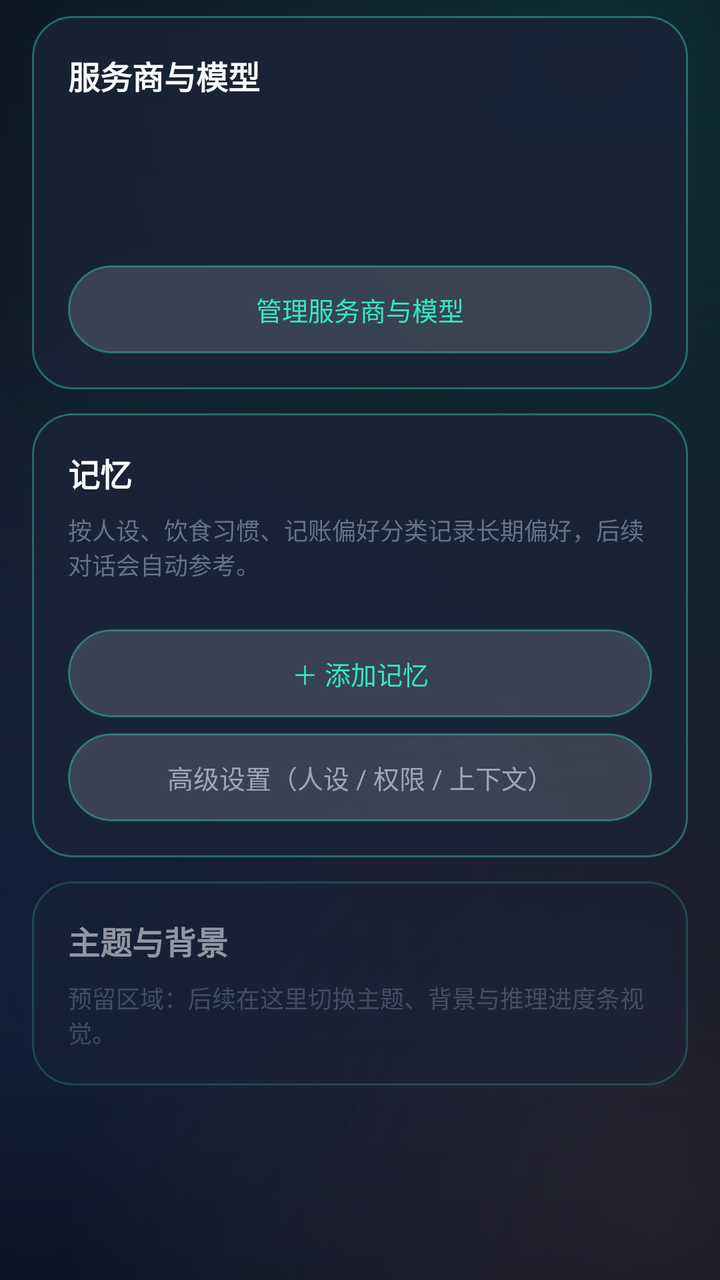
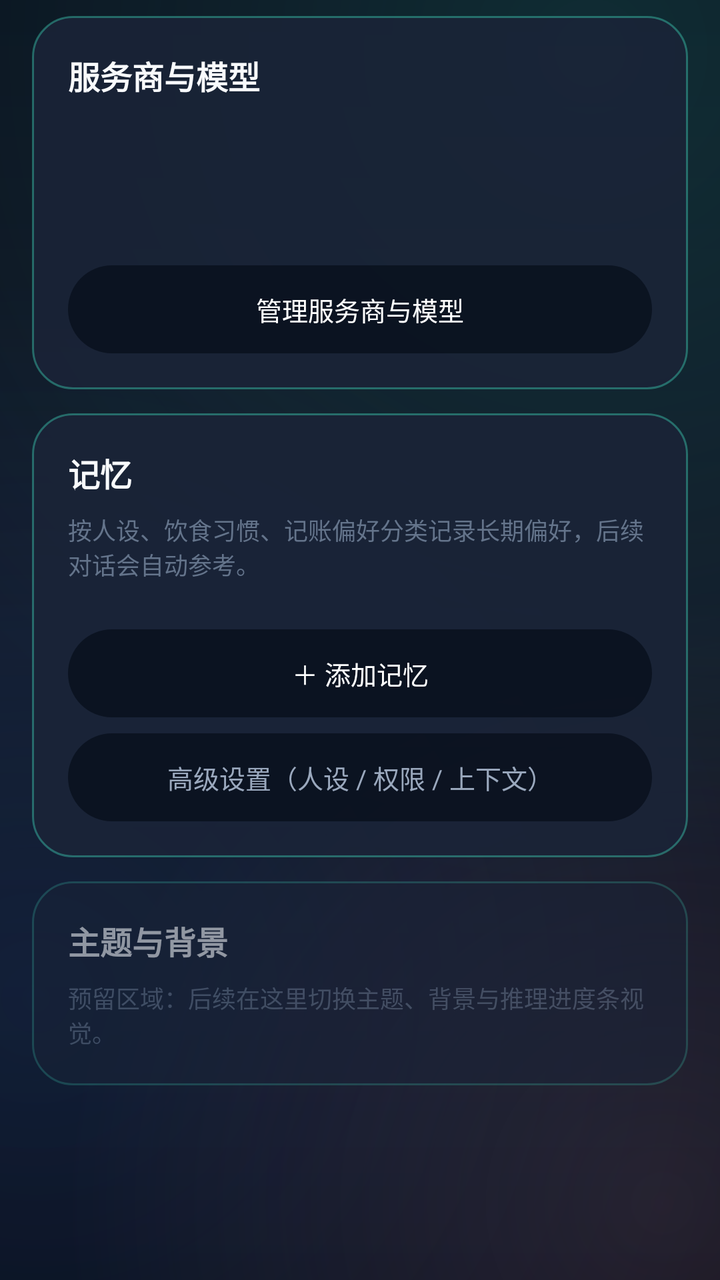

Before-and-after screenshots of an Android layout around one commit, followed by the original layout XML and the change that was made.
<!-- AndroidManifest.xml: application theme Theme.Sagittarius -->
<!-- res/layout/fragment_agent_config.xml -->
<?xml version="1.0" encoding="utf-8"?>
<androidx.core.widget.NestedScrollView xmlns:android="http://schemas.android.com/apk/res/android"
    android:layout_width="match_parent"
    android:layout_height="match_parent"
    android:clipToPadding="false"
    android:overScrollMode="never">

    <LinearLayout
        android:layout_width="match_parent"
        android:layout_height="wrap_content"
        android:orientation="vertical"
        android:paddingStart="16dp"
        android:paddingTop="8dp"
        android:paddingEnd="16dp"
        android:paddingBottom="28dp">

        <LinearLayout
            android:layout_width="match_parent"
            android:layout_height="wrap_content"
            android:background="@drawable/bg_agent_card"
            android:orientation="vertical"
            android:padding="18dp">

            <TextView
                android:layout_width="wrap_content"
                android:layout_height="wrap_content"
                android:text="@string/agent_config_service_title"
                android:textColor="?attr/blTextPrimary"
                android:textSize="16sp"
                android:textStyle="bold" />

            <TextView
                android:id="@+id/tvProviderConfig"
                android:layout_width="match_parent"
                android:layout_height="wrap_content"
                android:layout_marginTop="10dp"
                android:textColor="?attr/blTextSecondary"
                android:textSize="13sp" />

            <TextView
                android:id="@+id/tvModelConfig"
                android:layout_width="match_parent"
                android:layout_height="wrap_content"
                android:layout_marginTop="4dp"
                android:textColor="?attr/blTextSecondary"
                android:textSize="13sp" />

            <HorizontalScrollView
                android:layout_width="match_parent"
                android:layout_height="wrap_content"
                android:layout_marginTop="12dp"
                android:overScrollMode="never"
                android:scrollbars="none">

                <LinearLayout
                    android:id="@+id/providerChips"
                    android:layout_width="wrap_content"
                    android:layout_height="wrap_content"
                    android:orientation="horizontal" />
            </HorizontalScrollView>

            <HorizontalScrollView
                android:layout_width="match_parent"
                android:layout_height="wrap_content"
                android:layout_marginTop="8dp"
                android:overScrollMode="never"
                android:scrollbars="none">

                <LinearLayout
                    android:id="@+id/modelChips"
                    android:layout_width="wrap_content"
                    android:layout_height="wrap_content"
                    android:orientation="horizontal" />
            </HorizontalScrollView>

            <TextView
                android:id="@+id/btnProviderSettings"
                android:layout_width="match_parent"
                android:layout_height="44dp"
                android:layout_marginTop="14dp"
                android:background="@drawable/bg_agent_pill"
                android:gravity="center"
                android:text="@string/agent_config_edit_service"
                android:textColor="?attr/blAccent"
                android:textSize="13sp" />
        </LinearLayout>

        <LinearLayout
            android:layout_width="match_parent"
            android:layout_height="wrap_content"
            android:layout_marginTop="12dp"
            android:background="@drawable/bg_agent_card"
            android:orientation="vertical"
            android:padding="18dp">

            <TextView
                android:layout_width="wrap_content"
                android:layout_height="wrap_content"
                android:text="@string/agent_config_memory_title"
                android:textColor="?attr/blTextPrimary"
                android:textSize="16sp"
                android:textStyle="bold" />

            <TextView
                android:layout_width="match_parent"
                android:layout_height="wrap_content"
                android:layout_marginTop="8dp"
                android:text="@string/agent_config_memory_desc"
                android:textColor="?attr/blTextTertiary"
                android:textSize="12sp" />

            <HorizontalScrollView
                android:layout_width="match_parent"
                android:layout_height="wrap_content"
                android:layout_marginTop="10dp"
                android:overScrollMode="never"
                android:scrollbars="none">

                <LinearLayout
                    android:id="@+id/memoryChips"
                    android:layout_width="wrap_content"
                    android:layout_height="wrap_content"
                    android:orientation="horizontal" />
            </HorizontalScrollView>

            <LinearLayout
                android:id="@+id/memoryContainer"
                android:layout_width="match_parent"
                android:layout_height="wrap_content"
                android:layout_marginTop="4dp"
                android:orientation="vertical" />

            <TextView
                android:id="@+id/btnAddMemory"
                android:layout_width="match_parent"
                android:layout_height="44dp"
                android:layout_marginTop="10dp"
                android:background="@drawable/bg_agent_pill"
                android:gravity="center"
                android:text="@string/agent_config_memory_add"
                android:textColor="?attr/blAccent"
                android:textSize="13sp" />

            <TextView
                android:id="@+id/btnAdvanced"
                android:layout_width="match_parent"
                android:layout_height="44dp"
                android:layout_marginTop="8dp"
                android:background="@drawable/bg_agent_pill"
                android:gravity="center"
                android:text="@string/agent_config_advanced"
                android:textColor="?attr/blTextSecondary"
                android:textSize="13sp" />
        </LinearLayout>

        <LinearLayout
            android:layout_width="match_parent"
            android:layout_height="wrap_content"
            android:layout_marginTop="12dp"
            android:alpha="0.55"
            android:background="@drawable/bg_agent_card"
            android:orientation="vertical"
            android:padding="18dp">

            <TextView
                android:layout_width="wrap_content"
                android:layout_height="wrap_content"
                android:text="@string/agent_config_appearance_title"
                android:textColor="?attr/blTextPrimary"
                android:textSize="16sp"
                android:textStyle="bold" />

            <TextView
                android:layout_width="match_parent"
                android:layout_height="wrap_content"
                android:layout_marginTop="8dp"
                android:text="@string/agent_config_appearance_desc"
                android:textColor="?attr/blTextTertiary"
                android:textSize="12sp" />
        </LinearLayout>
    </LinearLayout>
</androidx.core.widget.NestedScrollView>
<!-- resources referenced by this layout -->
<resources>
  <!-- drawable bg_agent_card (drawable) -->
  <?xml version="1.0" encoding="utf-8"?>
  <shape xmlns:android="http://schemas.android.com/apk/res/android"
      android:shape="rectangle">
      <solid android:color="?attr/blCardFillTop" />
      <corners android:radius="20dp" />
      <stroke
          android:width="1dp"
          android:color="?attr/blCardStrokeStart" />
  </shape>
  <!-- drawable bg_agent_pill (drawable) -->
  <?xml version="1.0" encoding="utf-8"?>
  <shape xmlns:android="http://schemas.android.com/apk/res/android" android:shape="rectangle">
      <solid android:color="?attr/blIconCircle" />
      <corners android:radius="24dp" />
      <stroke android:width="1dp" android:color="?attr/blCardStrokeStart" />
  </shape>
  <string name="agent_config_advanced">高级设置（人设 / 权限 / 上下文）</string>
  <string name="agent_config_appearance_desc">预留区域：后续在这里切换主题、背景与推理进度条视觉。</string>
  <string name="agent_config_appearance_title">主题与背景</string>
  <string name="agent_config_edit_service">管理服务商与模型</string>
  <string name="agent_config_memory_add">＋ 添加记忆</string>
  <string name="agent_config_memory_desc">按人设、饮食习惯、记账偏好分类记录长期偏好，后续对话会自动参考。</string>
  <string name="agent_config_memory_title">记忆</string>
  <string name="agent_config_service_title">服务商与模型</string>
  <style name="Theme.Sagittarius" parent="Theme.Sagittarius.Black" />
  <color name="accent_teal">#34E7C4</color>
  <color name="text_primary">#F8FAFC</color>
  <color name="accent_blue">#3B82F6</color>
  <color name="bg_deep_2">#111827</color>
  <color name="surface_card">#B31A2438</color>
  <color name="text_secondary">#9AA8BD</color>
  <color name="bg_deep">#0A0F1D</color>
  <style name="ThemeOverlay.Sagittarius.Dialog" parent="ThemeOverlay.Material3.MaterialAlertDialog">
          <item name="colorSurface">#182134</item>
          <item name="colorOnSurface">@color/text_primary</item>
          <item name="colorPrimary">@color/accent_teal</item>
      </style>
  <!-- drawable bg_input (drawable) -->
  <?xml version="1.0" encoding="utf-8"?>
  <shape xmlns:android="http://schemas.android.com/apk/res/android" android:shape="rectangle">
      <solid android:color="?attr/blInputFill" />
      <corners android:radius="16dp" />
      <stroke android:width="1dp" android:color="?attr/blInputStroke" />
  </shape>
  <!-- drawable bg_search (drawable) -->
  <?xml version="1.0" encoding="utf-8"?>
  <shape xmlns:android="http://schemas.android.com/apk/res/android" android:shape="rectangle">
      <solid android:color="?attr/blInputFill" />
      <corners android:radius="16dp" />
      <stroke android:width="1dp" android:color="?attr/blInputStroke" />
  </shape>
  <!-- drawable bg_metric_tile (drawable) -->
  <?xml version="1.0" encoding="utf-8"?>
  <shape xmlns:android="http://schemas.android.com/apk/res/android" android:shape="rectangle">
      <solid android:color="?attr/blMetricTile" />
      <corners android:radius="14dp" />
      <stroke android:width="1dp" android:color="?attr/blDivider" />
  </shape>
  <!-- drawable bg_icon_circle (drawable) -->
  <?xml version="1.0" encoding="utf-8"?>
  <shape xmlns:android="http://schemas.android.com/apk/res/android" android:shape="oval">
      <solid android:color="?attr/blIconCircle" />
  </shape>
  <!-- drawable bg_glass_icon_button (drawable) -->
  <?xml version="1.0" encoding="utf-8"?>
  <shape xmlns:android="http://schemas.android.com/apk/res/android" android:shape="rectangle">
      <solid android:color="?attr/blIconButton" />
      <corners android:radius="14dp" />
      <stroke android:width="1dp" android:color="?attr/blDivider" />
  </shape>
  <!-- drawable bg_floating_button (drawable) -->
  <?xml version="1.0" encoding="utf-8"?>
  <shape xmlns:android="http://schemas.android.com/apk/res/android" android:shape="rectangle">
      <solid android:color="?attr/blFloatingButtonFill" />
      <corners android:radius="12dp" />
      <stroke android:width="1dp" android:color="?attr/blFloatingButtonStroke" />
  </shape>
  <!-- unchanged entries left out for length: 7 -->
</resources>

<!-- the commit's change to res/layout/fragment_agent_config.xml (unified diff, before → after) -->
@@ -78,10 +78,10 @@
                 android:layout_width="match_parent"
                 android:layout_height="44dp"
                 android:layout_marginTop="14dp"
-                android:background="@drawable/bg_agent_pill"
+                android:background="@drawable/bg_agent_ink"
                 android:gravity="center"
                 android:text="@string/agent_config_edit_service"
-                android:textColor="?attr/blAccent"
+                android:textColor="#FFFFFF"
                 android:textSize="13sp" />
         </LinearLayout>
 
@@ -135,10 +135,10 @@
                 android:layout_width="match_parent"
                 android:layout_height="44dp"
                 android:layout_marginTop="10dp"
-                android:background="@drawable/bg_agent_pill"
+                android:background="@drawable/bg_agent_ink"
                 android:gravity="center"
                 android:text="@string/agent_config_memory_add"
-                android:textColor="?attr/blAccent"
+                android:textColor="#FFFFFF"
                 android:textSize="13sp" />
 
             <TextView
@@ -146,7 +146,7 @@
                 android:layout_width="match_parent"
                 android:layout_height="44dp"
                 android:layout_marginTop="8dp"
-                android:background="@drawable/bg_agent_pill"
+                android:background="@drawable/bg_agent_ink"
                 android:gravity="center"
                 android:text="@string/agent_config_advanced"
                 android:textColor="?attr/blTextSecondary"
<!-- resource entries referenced after the edit -->
@@ -10,12 +10,12 @@
           android:width="1dp"
           android:color="?attr/blCardStrokeStart" />
   </shape>
-  <!-- drawable bg_agent_pill (drawable) -->
+  <!-- drawable bg_agent_ink (drawable) -->
   <?xml version="1.0" encoding="utf-8"?>
-  <shape xmlns:android="http://schemas.android.com/apk/res/android" android:shape="rectangle">
-      <solid android:color="?attr/blIconCircle" />
-      <corners android:radius="24dp" />
-      <stroke android:width="1dp" android:color="?attr/blCardStrokeStart" />
+  <shape xmlns:android="http://schemas.android.com/apk/res/android"
+      android:shape="rectangle">
+      <solid android:color="#E60B1220" />
+      <corners android:radius="22dp" />
   </shape>
   <string name="agent_config_advanced">高级设置（人设 / 权限 / 上下文）</string>
   <string name="agent_config_appearance_desc">预留区域：后续在这里切换主题、背景与推理进度条视觉。</string>
